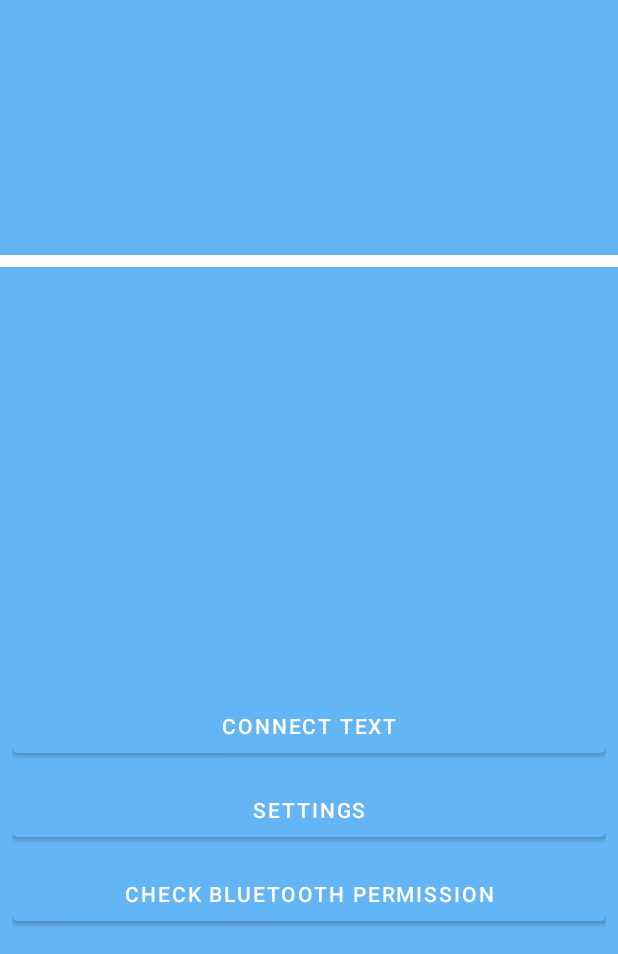
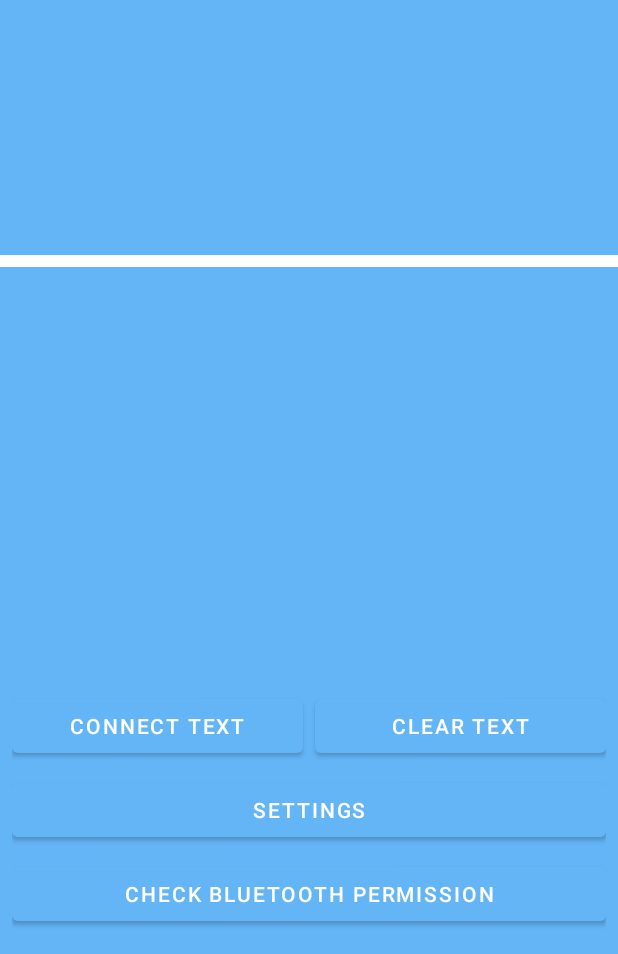
Before and after one commit to Jordan122401/asl-ai-glove, an Android app built with Jetpack Compose: the screen it shows after launch (MainActivity), on a phone screen of 412 x 824 dp, the part 282-1236 px from its top. Run offline under Robolectric (Android 15) with nearby library versions, the phone set to English and light mode, and no system bars; 4 statements that could not run were skipped.

Commit message:
Added a clear text button next to the connect text button.

```diff
--- a/app/src/main/java/com/example/seniorproject/MainActivity.kt
+++ b/app/src/main/java/com/example/seniorproject/MainActivity.kt
@@ -34,6 +34,7 @@ class MainActivity : AppCompatActivity(), TextToSpeech.OnInitListener {
     private lateinit var buttonConnect: Button
     private lateinit var buttonSettings: Button
     private lateinit var bluetoothButton: Button
+    private lateinit var clearTextButton: Button
     private lateinit var tts: TextToSpeech
     private lateinit var classifier: ASLClassifier
     private lateinit var inputEdit: EditText
@@ -84,6 +85,7 @@ class MainActivity : AppCompatActivity(), TextToSpeech.OnInitListener {
         buttonConnect = findViewById(R.id.connectButton)
         buttonSettings = findViewById(R.id.settingsButton)
         bluetoothButton = findViewById(R.id.checkBluetoothButton)
+        clearTextButton = findViewById(R.id.clearTextButton)
 
         // Initialize TTS
         tts = TextToSpeech(this, this)
@@ -109,6 +111,12 @@ class MainActivity : AppCompatActivity(), TextToSpeech.OnInitListener {
         // Bluetooth button
         bluetoothButton.setOnClickListener {
             checkBluetoothPermission()
+        }
+
+        // Clear Text button
+        clearTextButton.setOnClickListener {
+            editTextInput.text.clear()
+            textViewResult.text = ""
         }
     }
 
--- a/app/src/main/res/layout/activity_main.xml
+++ b/app/src/main/res/layout/activity_main.xml
@@ -119,19 +119,34 @@
         app:layout_constraintEnd_toEndOf="parent"
         app:layout_constraintBottom_toBottomOf="parent">
 
-        <Button
-            android:id="@+id/connectButton"
+        <!-- Row 1: Connect Text and Clear Text buttons side by side -->
+        <LinearLayout
             android:layout_width="match_parent"
-            android:layout_height="48dp"
-            android:layout_weight="1"
-            android:text="Connect Text"
-            android:layout_marginBottom="8dp" />
+            android:layout_height="wrap_content"
+            android:orientation="horizontal"
+            android:layout_marginBottom="8dp">
+
+            <Button
+                android:id="@+id/connectButton"
+                android:layout_width="0dp"
+                android:layout_height="48dp"
+                android:layout_weight="1"
+                android:text="Connect Text"
+                android:layout_marginEnd="4dp" />
+
+            <Button
+                android:id="@+id/clearTextButton"
+                android:layout_width="0dp"
+                android:layout_height="48dp"
+                android:layout_weight="1"
+                android:text="Clear Text"
+                android:layout_marginStart="4dp" />
+        </LinearLayout>
 
         <Button
             android:id="@+id/settingsButton"
             android:layout_width="match_parent"
             android:layout_height="48dp"
-            android:layout_weight="1"
             android:text="Settings"
             android:layout_marginBottom="8dp" />
 
@@ -139,7 +154,6 @@
             android:id="@+id/checkBluetoothButton"
             android:layout_width="match_parent"
             android:layout_height="48dp"
-            android:layout_weight="1"
             android:text="Check Bluetooth Permission"
             android:layout_marginBottom="8dp" />
     </LinearLayout>
```
